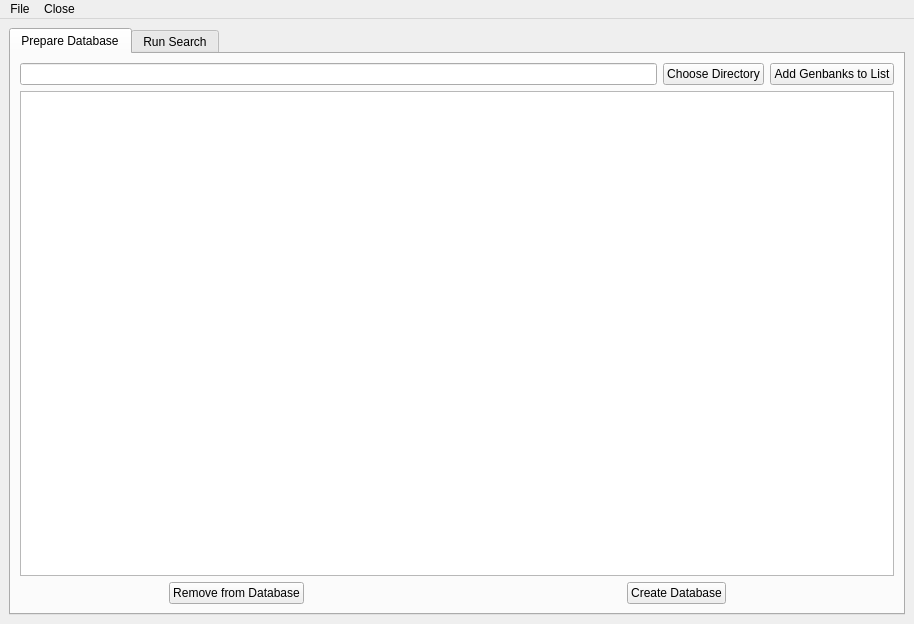
Old version of the form newGui.ui in the repository emzodls/clusterArch.
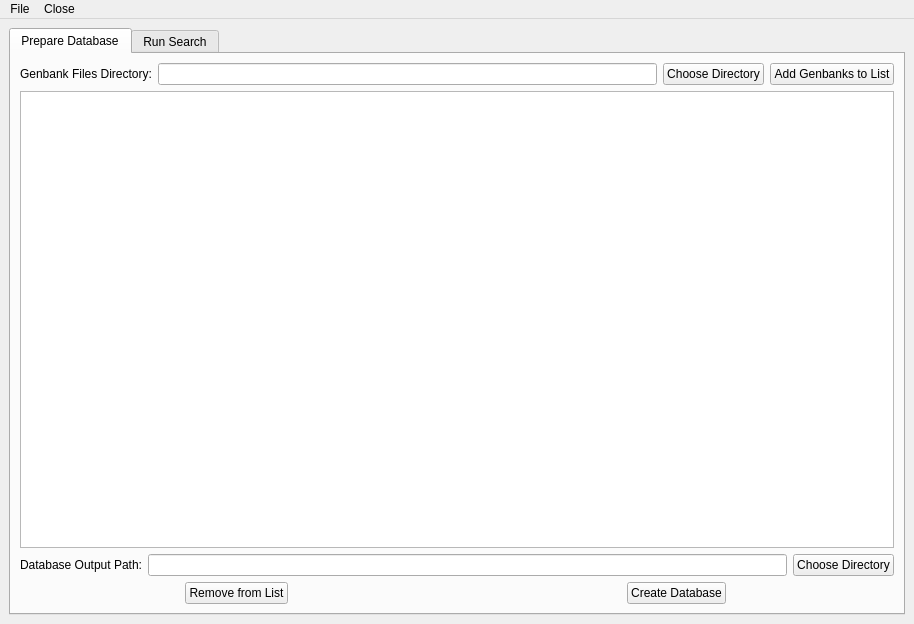
New version of the form.

Commit message:
Added way to change the parameters, genbank process to build database (untested!)
TO DO:
Link Create DB Status Window to Thread
Reformat Mgb Database option
Save results button
Genbank Fetch functionality (?)

The edit to the form file:
```diff
--- a/newGui.ui
+++ b/newGui.ui
@@ -39,41 +39,25 @@
        <attribute name="title">
         <string>Prepare Database</string>
        </attribute>
-       <layout class="QGridLayout" name="gridLayout_2">
-        <item row="2" column="0">
-         <layout class="QHBoxLayout" name="horizontalLayout_2">
-          <item alignment="Qt::AlignHCenter|Qt::AlignVCenter">
-           <widget class="QPushButton" name="deleteGenbankBtn">
-            <property name="sizePolicy">
-             <sizepolicy hsizetype="Fixed" vsizetype="Fixed">
-              <horstretch>0</horstretch>
-              <verstretch>0</verstretch>
-             </sizepolicy>
-            </property>
-            <property name="text">
-             <string>Remove from Database</string>
-            </property>
-           </widget>
-          </item>
-          <item alignment="Qt::AlignHCenter|Qt::AlignVCenter">
-           <widget class="QPushButton" name="createDbBtn">
-            <property name="sizePolicy">
-             <sizepolicy hsizetype="Fixed" vsizetype="Fixed">
-              <horstretch>0</horstretch>
-              <verstretch>0</verstretch>
-             </sizepolicy>
-            </property>
-            <property name="text">
-             <string>Create Database</string>
-            </property>
-           </widget>
-          </item>
-         </layout>
-        </item>
-        <item row="0" column="0">
+       <layout class="QVBoxLayout" name="verticalLayout">
+        <item>
          <layout class="QHBoxLayout" name="horizontalLayout_3">
           <item>
-           <widget class="QLineEdit" name="genbankDirPath"/>
+           <widget class="QLabel" name="gbkPathLabel">
+            <property name="text">
+             <string>Genbank Files Directory:</string>
+            </property>
+           </widget>
+          </item>
+          <item>
+           <widget class="QLineEdit" name="genbankDirPath">
+            <property name="readOnly">
+             <bool>true</bool>
+            </property>
+            <property name="clearButtonEnabled">
+             <bool>true</bool>
+            </property>
+           </widget>
           </item>
           <item>
            <widget class="QPushButton" name="genbankDirBtn">
@@ -91,8 +75,76 @@
           </item>
          </layout>
         </item>
-        <item row="1" column="0">
-         <widget class="QListWidget" name="genbankList"/>
+        <item>
+         <widget class="QListWidget" name="genbankList">
+          <property name="editTriggers">
+           <set>QAbstractItemView::NoEditTriggers</set>
+          </property>
+          <property name="selectionMode">
+           <enum>QAbstractItemView::MultiSelection</enum>
+          </property>
+         </widget>
+        </item>
+        <item>
+         <layout class="QHBoxLayout" name="horizontalLayout_4">
+          <property name="spacing">
+           <number>-1</number>
+          </property>
+          <item>
+           <widget class="QLabel" name="DatabasePathLabel">
+            <property name="text">
+             <string>Database Output Path:</string>
+            </property>
+           </widget>
+          </item>
+          <item>
+           <widget class="QLineEdit" name="dbOutputDir">
+            <property name="readOnly">
+             <bool>true</bool>
+            </property>
+            <property name="clearButtonEnabled">
+             <bool>true</bool>
+            </property>
+           </widget>
+          </item>
+          <item>
+           <widget class="QPushButton" name="chooseDBoutputDirBtn">
+            <property name="text">
+             <string>Choose Directory</string>
+            </property>
+           </widget>
+          </item>
+         </layout>
+        </item>
+        <item>
+         <layout class="QHBoxLayout" name="horizontalLayout_2">
+          <item alignment="Qt::AlignHCenter|Qt::AlignVCenter">
+           <widget class="QPushButton" name="deleteGenbankBtn">
+            <property name="sizePolicy">
+             <sizepolicy hsizetype="Fixed" vsizetype="Fixed">
+              <horstretch>0</horstretch>
+              <verstretch>0</verstretch>
+             </sizepolicy>
+            </property>
+            <property name="text">
+             <string>Remove from List</string>
+            </property>
+           </widget>
+          </item>
+          <item alignment="Qt::AlignHCenter|Qt::AlignVCenter">
+           <widget class="QPushButton" name="createDbBtn">
+            <property name="sizePolicy">
+             <sizepolicy hsizetype="Fixed" vsizetype="Fixed">
+              <horstretch>0</horstretch>
+              <verstretch>0</verstretch>
+             </sizepolicy>
+            </property>
+            <property name="text">
+             <string>Create Database</string>
+            </property>
+           </widget>
+          </item>
+         </layout>
         </item>
        </layout>
       </widget>
```
Left out of the diff: 13 changed lines with no effect on the pictures. The commit also changes 7 other files.
